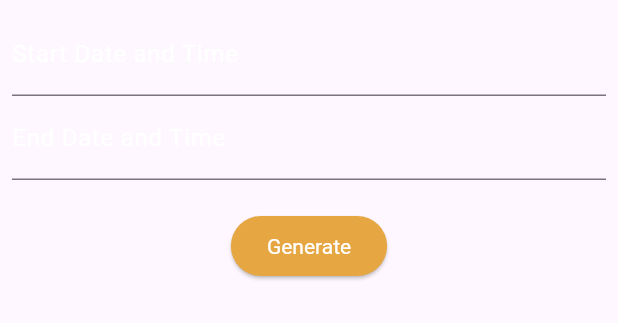
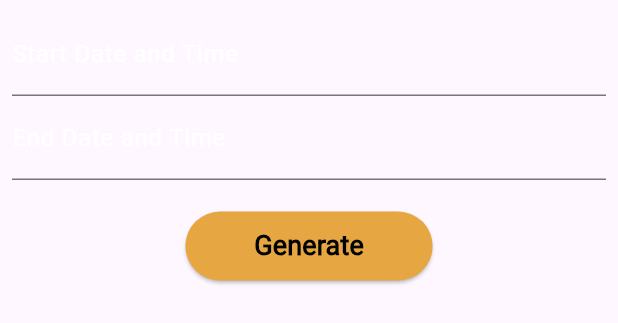
Before and after one commit to yashithasahan/Candela-Mobile, a Flutter app: the DateAndTimeRangePickerForm widget shown alone on an empty page, opened directly with empty values, on a phone screen of 412 x 824 dp. Shown: the top 323 px of the screen. Run offline on Flutter 3.47's test engine with Material 3 defaults, Android fonts, the phone set to English and light mode, and no system bars; drawn by our look-alikes of flutter_form_builder; our stand-ins replace cloud_firestore, firebase_auth, firebase_core, firebase_storage, flutter_svg, fluttertoast and 4 more; missing offline and left inert: flutter_stripe, form_builder_phone_field; accounts and stored records are empty; project files that could hold a hidden picture were left out.

Commit message:
Fixed payment btn issue and report issue

```diff
--- a/lib/src/features/vip_report/widgets/date_time_range.dart
+++ b/lib/src/features/vip_report/widgets/date_time_range.dart
@@ -1,8 +1,9 @@
 // ignore_for_file: public_member_api_docs, sort_constructors_first
-import 'package:candela_maker/src/constants/constants.dart';
+import 'package:candela_maker/src/common_widgets/primary_button.dart';
 import 'package:candela_maker/src/features/vip_report/widgets/vip_payment_controller.dart';
 import 'package:flutter/material.dart';
 import 'package:flutter_form_builder/flutter_form_builder.dart';
+import 'package:form_builder_validators/form_builder_validators.dart';
 import 'package:get/get.dart';
 import 'package:intl/intl.dart';
 
@@ -14,7 +15,7 @@ class DateAndTimeRangePickerForm extends StatefulWidget {
   });
 
   @override
-  _DateAndTimeRangePickerFormState createState() =>
+  State<DateAndTimeRangePickerForm> createState() =>
       _DateAndTimeRangePickerFormState();
 }
 
@@ -50,7 +51,9 @@ class _DateAndTimeRangePickerFormState
                   decoration: const InputDecoration(
                     labelText: 'Start Date and Time',
                   ),
-              ),
+                  validator: FormBuilderValidators.required(
+                    errorText: 'Start date and time is required',
+                  )),
               FormBuilderDateTimePicker(
                   name: 'date_end',
                   initialEntryMode: DatePickerEntryMode.calendar,
@@ -58,21 +61,13 @@ class _DateAndTimeRangePickerFormState
                   decoration: const InputDecoration(
                     labelText: 'End Date and Time',
                   ),
-              ),
+                  validator: FormBuilderValidators.required(
+                    errorText: 'End date and time is required',
+                  )),
               const SizedBox(height: 20),
-              ElevatedButton(
-                style: ElevatedButton.styleFrom(
-                  backgroundColor:
-                      kPrimaryColor, // Make sure kPrimaryColor is defined somewhere
-                  textStyle: const TextStyle(
-                      color: Colors
-                          .white), // This may not be necessary if your button text is already styled
-                ),
-                child: const Text(
-                  'Generate',
-                  style: TextStyle(color: Colors.white),
-                ),
-                onPressed: () {
+              PrimaryButton(
+                  text: 'Generate',
+                  press: () {
                     if (_formKey.currentState!.saveAndValidate()) {
                       // Extracting the form values
                       var formValue = _formKey.currentState!.value;
@@ -91,7 +86,7 @@ class _DateAndTimeRangePickerFormState
                       print(_formKey.currentState!.value);
                     }
                   },
-              ),
+                  width: 0.4),
             ],
           ),
         ),
--- a/pubspec.yaml
+++ b/pubspec.yaml
@@ -27,6 +27,7 @@ dependencies:
   flutter_stripe: ^9.3.0
   http: ^1.2.0
   equatable: ^2.0.5
+  intl: ^0.18.1
 
 dev_dependencies:
   flutter_test:
```
Also changed, not shown: lib/src/features/membership_level/membership_level.dart (+61 -30 lines), lib/src/features/vip_payment/vip_payment_screen.dart (+21 -2 lines), lib/src/features/vip_report/vip_report_screen.dart (+8 -22 lines), pubspec.lock. Lines whose indentation alone changed are shown as unchanged.
